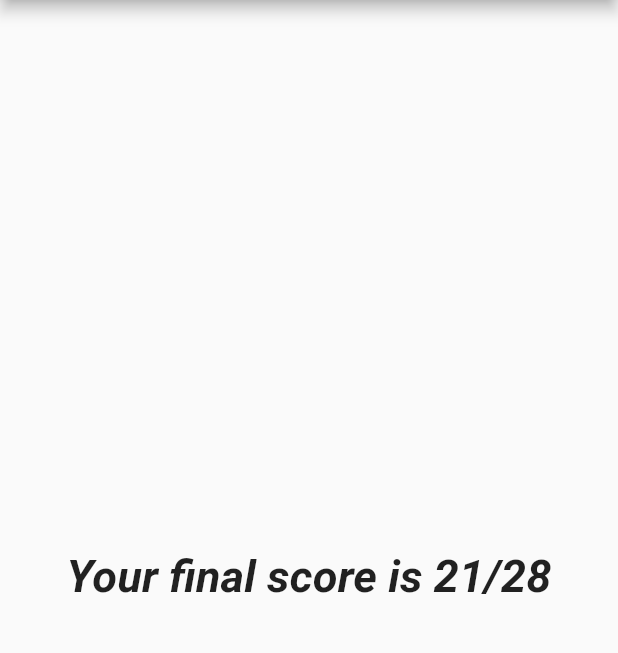
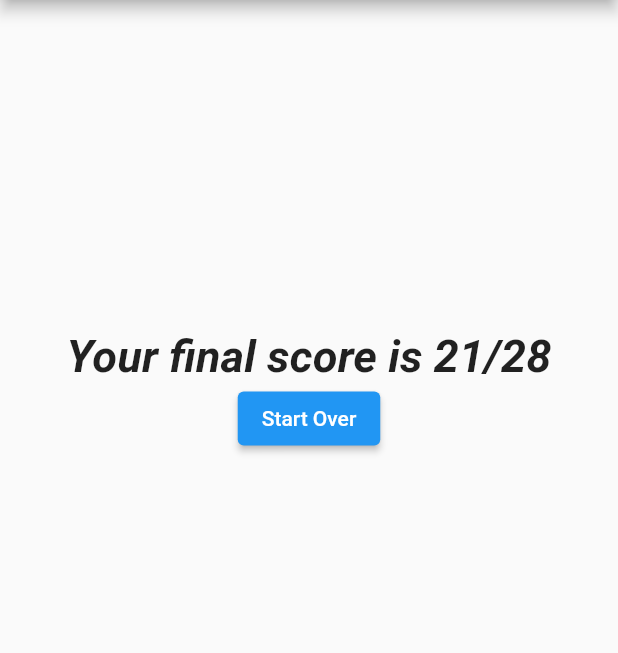
Before and after one commit to waelsta/quiz-app, a Flutter app: the screen it shows after launch, after a tap on "Hamster", after a tap on "One Piece", after a tap on "***** **** 1999", on a phone screen of 412 x 824 dp, the part 84-737 px from its top. Run offline on Flutter 3.47's test engine with Material 2 defaults, Android fonts, the phone set to English and light mode, and no system bars.

Commit message:
added resetQuiz functionality and finished logic

```diff
--- a/lib/result.dart
+++ b/lib/result.dart
@@ -2,12 +2,17 @@ import 'package:flutter/material.dart';
 
 class Result extends StatelessWidget {
   final int score;
+  final VoidCallback resetQuiz;
 
-  const Result({@required this.score});
+  const Result({@required this.score, @required this.resetQuiz});
 
   @override
   Widget build(BuildContext context) {
-    return Center(
+    return Container(
+        margin: EdgeInsets.only(top: 220),
+        child: Column(
+          children: [
+            Center(
                 child: Text(
               'Your final score is $score/28',
               textAlign: TextAlign.center,
@@ -16,6 +21,9 @@ class Result extends StatelessWidget {
                 fontStyle: FontStyle.italic,
                 fontWeight: FontWeight.bold,
               ),
+            )),
+            ElevatedButton(onPressed: resetQuiz, child: Text('Start Over'))
+          ],
         ));
   }
 }
```
Also changed, not shown: lib/questionList.dart (+8 -0 lines). Lines whose indentation alone changed are shown as unchanged.
